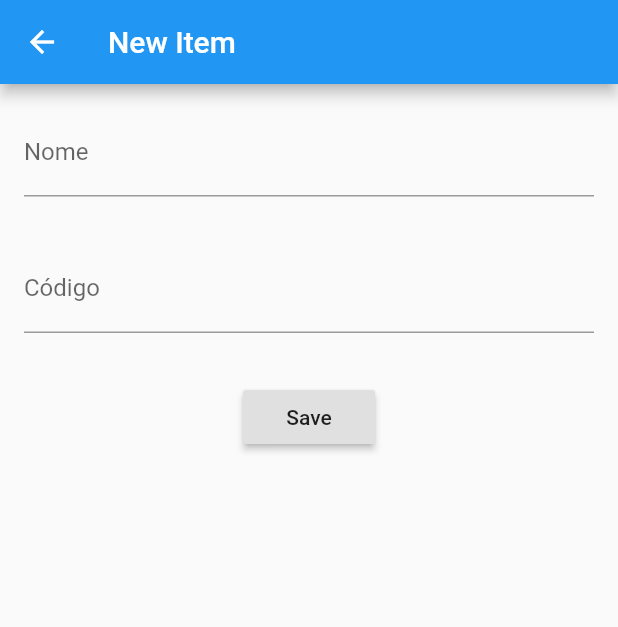
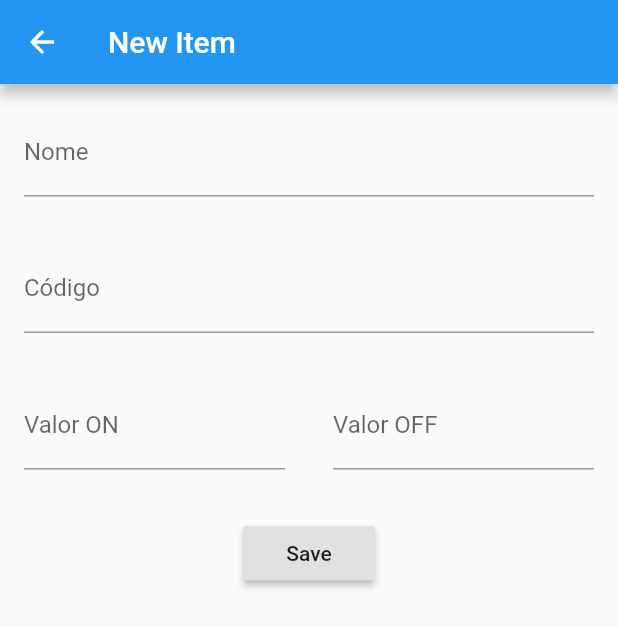
Before and after one commit to gigiosilva/natal-smart, a Flutter app: the NovoPage screen opened directly, on a phone screen of 412 x 824 dp. Shown: the top 627 px of the screen. Run offline on Flutter 3.47's test engine with Material 2 defaults, Android fonts, the phone set to English and light mode, and no system bars; our stand-ins replace fluttertoast, shared_preferences; missing offline and left inert: flutter_nfc_reader, mqtt_client; accounts and stored records are empty.

Commit message:
Adicionado valorON e Off para item

```diff
--- a/lib/components/item_smart.dart
+++ b/lib/components/item_smart.dart
@@ -69,10 +69,10 @@ class _ItemSmartState extends State<ItemSmart> {
               onPressed: () {
                 if(widget.status) {
                   // setState(() => status = false);
-                  widget.onChange(widget.item.codigo, '-1');
+                  widget.onChange(widget.item.codigo, widget.item.valueOff);
                 } else {
                   // setState(() => status = true);
-                  widget.onChange(widget.item.codigo, '1');
+                  widget.onChange(widget.item.codigo, widget.item.valueOn);
                 }
               },
             ),
--- a/lib/models/item_smart.dart
+++ b/lib/models/item_smart.dart
@@ -1,27 +1,35 @@
 class Item {
   String nome;
   String codigo;
+  String valueOn;
+  String valueOff;
   bool status;
 
   Item(
     this.nome,
     this.codigo,
+    this.valueOn,
+    this.valueOff,
     this.status
   );
 
   Item.fromJson(Map<String, dynamic> json)
       : nome = json['nome'],
         codigo = json['codigo'],
+        valueOn = json['valueOn'],
+        valueOff = json['valueOff'],
         status = json['status'];
 
   Map<String, dynamic> toJson() => {
         'nome': nome,
         'codigo': codigo,
+        'valueOn': valueOn,
+        'valueOff': valueOff,
         'status': status,
       };
 
   @override
   String toString() {
-    return 'Transferencia{nome: $nome, codigo: $codigo, status: $status}';
+    return 'Transferencia{nome: $nome, codigo: $codigo, valueOn: $valueOn, valueOff: $valueOff, status: $status}';
   }
 }
--- a/lib/screens/home.dart
+++ b/lib/screens/home.dart
@@ -139,7 +139,7 @@ class _MyHomePageState extends State<MyHomePage> {
     SharedPreferences prefs = await SharedPreferences.getInstance();
     _itemsSmart.forEach((item) {
       if (item.codigo == topicName) {
-        item.status = message == '1' ? true : false;
+        item.status = message == item.valueOn ? true : false;
       }
     });
 
--- a/lib/screens/novo.dart
+++ b/lib/screens/novo.dart
@@ -10,6 +10,8 @@ class NovoPage extends StatefulWidget {
 class _NovoPageState extends State<NovoPage> {
   final TextEditingController _controladorNome = TextEditingController();
   final TextEditingController _controladorCodigo = TextEditingController();
+  final TextEditingController _controladorValueOn = TextEditingController();
+  final TextEditingController _controladorValueOff = TextEditingController();
 
   @override
   Widget build(BuildContext context) {
@@ -28,6 +30,22 @@ class _NovoPageState extends State<NovoPage> {
               controller: _controladorCodigo,
               rotulo: 'Código',
             ),
+            Row(
+              children: <Widget>[
+                Expanded(
+                  child: Editor(
+                    controller: _controladorValueOn,
+                    rotulo: 'Valor ON',
+                  ),
+                ),
+                Expanded(
+                  child: Editor(
+                    controller: _controladorValueOff,
+                    rotulo: 'Valor OFF',
+                  ),
+                ),
+              ],
+            ),
             Padding(
               padding: const EdgeInsets.all(16.0),
               child: RaisedButton(
@@ -44,8 +62,10 @@ class _NovoPageState extends State<NovoPage> {
   Future _saveConfig(BuildContext context) async {
     final String nome = _controladorNome.text;
     final String codigo = _controladorCodigo.text;
+    final String valueOn = _controladorValueOn.text;
+    final String valueOff = _controladorValueOff.text;
 
-    final itemSmart = Item(nome, codigo, false);
+    final itemSmart = Item(nome, codigo, valueOn, valueOff, false);
 
     Navigator.pop(context, itemSmart);
   }
```
